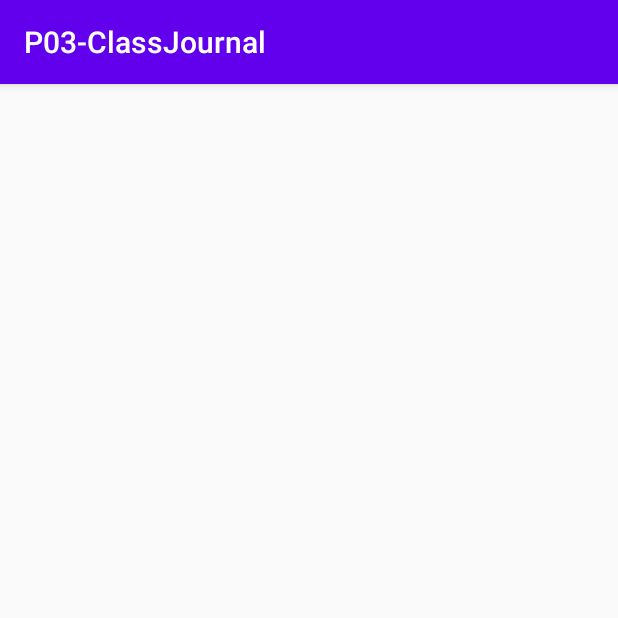
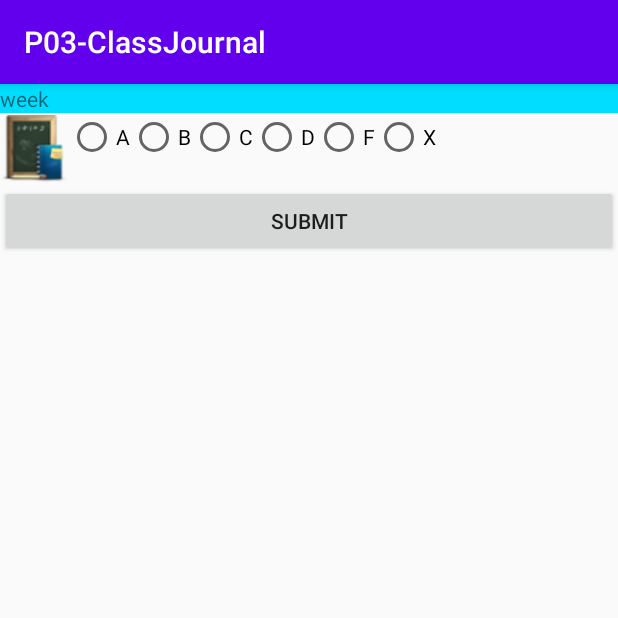
Before and after one commit to xinyi0526/P03-ClassJournal, an Android app: the DetailsActivity screen opened directly, with no data from a screen before it, after a tap on "ADD", on a phone screen of 412 x 824 dp, the top half of it. Run offline under Robolectric (Android 15) with nearby library versions, the phone set to English and light mode, and no system bars; 1 statement that could not run was skipped.

Commit message:
Submission2

```diff
--- a/app/src/main/java/com/myapplicationdev/android/p03_classjournal/DailyCAAdapter.java
+++ b/app/src/main/java/com/myapplicationdev/android/p03_classjournal/DailyCAAdapter.java
@@ -39,7 +39,7 @@ public class DailyCAAdapter extends ArrayAdapter<DailyCA> {
 
         DailyCA currentDailyCA = dailyCA.get(position);
         tvDG.setText(currentDailyCA.getDgGrade());
-        tvWeek.setText(currentDailyCA.getWeek());
+        tvWeek.setText(""+currentDailyCA.getWeek());
         ivDG.setImageResource(R.drawable.dg);
         return rowView;
     }
--- a/app/src/main/java/com/myapplicationdev/android/p03_classjournal/DetailsActivity.java
+++ b/app/src/main/java/com/myapplicationdev/android/p03_classjournal/DetailsActivity.java
@@ -18,24 +18,28 @@ public class DetailsActivity extends AppCompatActivity {
     ArrayAdapter aa;
     ArrayList<DailyCA> dailyCA;
     Button btnInfo,btnAdd,btnEmail;
-
+    String moduleCode;
+    String emailBody;
     @Override
     protected void onCreate(Bundle savedInstanceState) {
         super.onCreate(savedInstanceState);
         setContentView(R.layout.activity_details);
 
-        lv = (ListView) findViewById(R.id.lvModuleCode);
+        lv = (ListView) findViewById(R.id.lvDailyGrades);
         dailyCA = new ArrayList<DailyCA>();
-        dailyCA.add(new DailyCA("A",1));
-        dailyCA.add(new DailyCA("B",2));
-        dailyCA.add(new DailyCA("C",3));
+        dailyCA.add(new DailyCA("B",1));
+        dailyCA.add(new DailyCA("C",2));
+        dailyCA.add(new DailyCA("A",3));
         btnInfo = (Button) this.findViewById(R.id.buttonInfo);
         btnAdd = (Button) this.findViewById(R.id.buttonAdd);
         btnEmail = (Button) this.findViewById(R.id.buttonEmail);
 
         Intent i = getIntent();
-        DailyCA module = (DailyCA) i.getSerializableExtra("classdetails");
-        final String femail = i.getStringExtra("email");
+        String faciEmail = i.getStringExtra("email");
+        moduleCode = i.getStringExtra("moduleCode");
+        setTitle("Info for " + moduleCode);
+
+        final String one = faciEmail.toString();
 
 
         aa = new DailyCAAdapter(this,R.layout.row,dailyCA);
@@ -61,10 +65,14 @@ public class DetailsActivity extends AppCompatActivity {
         btnEmail.setOnClickListener(new View.OnClickListener() {
             @Override
             public void onClick(View v) {
+                int count = dailyCA.size();
+                for(int x = 0; x<count;x++){
+                    DailyCA cd = dailyCA.get(x);
+                    emailBody += "Week " + cd.getWeek() + " DG " + cd.getDgGrade() +"\n";
+                }
                 Intent email = new Intent(Intent.ACTION_SEND);
-                email.putExtra(Intent.EXTRA_EMAIL,new String[]{femail});
-                email.putExtra(Intent.EXTRA_TEXT,"Hi faci, I am ... Please see my remarks so far,thank you!");
-                email.putExtra("dailyCA",DetailsActivity.this.getClass());
+                email.putExtra(Intent.EXTRA_EMAIL,new String[]{one});
+                email.putExtra(Intent.EXTRA_TEXT,"Hi faci, \nI am ...\n Please see my remarks so far, Thank you!\n"  + emailBody);
                 email.setType("message/rfc822");
                 startActivity(Intent.createChooser(email,"Choose an Email client:"));
             }
--- a/app/src/main/java/com/myapplicationdev/android/p03_classjournal/MainActivity.java
+++ b/app/src/main/java/com/myapplicationdev/android/p03_classjournal/MainActivity.java
@@ -16,7 +16,7 @@ public class MainActivity extends AppCompatActivity {
     ArrayList<String> moduleList;
     ListView lv;
     ArrayAdapter<String> aa;
-    ArrayList<DailyCA> dailyCA;
+    ArrayList<DailyCA> dailyCA = new ArrayList<DailyCA>();
 
     @Override
     protected void onCreate(Bundle savedInstanceState) {
@@ -29,7 +29,9 @@ public class MainActivity extends AppCompatActivity {
         moduleList.add("C347");
 
 
-        aa = new ArrayAdapter<>(this,android.R.layout.simple_list_item_1,moduleList);
+
+
+        aa = new ArrayAdapter<String>(this,android.R.layout.simple_list_item_1,moduleList);
         lv.setAdapter(aa);
 
         lv.setOnItemClickListener(new AdapterView.OnItemClickListener() {
--- a/app/src/main/res/layout/activity_add_week.xml
+++ b/app/src/main/res/layout/activity_add_week.xml
@@ -1,9 +1,94 @@
 <?xml version="1.0" encoding="utf-8"?>
-<androidx.constraintlayout.widget.ConstraintLayout xmlns:android="http://schemas.android.com/apk/res/android"
+<LinearLayout xmlns:android="http://schemas.android.com/apk/res/android"
     xmlns:app="http://schemas.android.com/apk/res-auto"
-    xmlns:tools="http://schemas.android.com/tools"
     android:layout_width="match_parent"
     android:layout_height="match_parent"
-    tools:context=".AddWeek">
+    android:orientation="vertical">
 
-</androidx.constraintlayout.widget.ConstraintLayout>
+    <TextView
+        android:id="@+id/tvWeek"
+        android:layout_width="match_parent"
+        android:layout_height="wrap_content"
+        android:background="@android:color/holo_blue_bright"
+        android:gravity="left"
+        android:text="week" />
+
+    <LinearLayout
+        android:layout_width="match_parent"
+        android:layout_height="wrap_content"
+        android:orientation="horizontal">
+
+        <ImageView
+            android:id="@+id/iv"
+            android:layout_width="90dp"
+            android:layout_height="wrap_content"
+            android:layout_weight="1"
+            app:srcCompat="@drawable/dg" />
+
+        <LinearLayout
+            android:layout_width="match_parent"
+            android:layout_height="match_parent"
+            android:layout_weight="1"
+            android:orientation="vertical">
+
+            <RadioGroup
+                android:layout_width="wrap_content"
+                android:layout_height="match_parent"
+                android:orientation="horizontal">
+
+                <RadioButton
+                    android:id="@+id/radioButtonA"
+                    android:layout_width="match_parent"
+                    android:layout_height="wrap_content"
+                    android:text="A" />
+
+                <RadioButton
+                    android:id="@+id/radioButtonB"
+                    android:layout_width="match_parent"
+                    android:layout_height="wrap_content"
+                    android:text="B" />
+
+                <RadioButton
+                    android:id="@+id/radioButtonC"
+                    android:layout_width="match_parent"
+                    android:layout_height="wrap_content"
+                    android:text="C" />
+
+                <RadioButton
+                    android:id="@+id/radioButtonD"
+                    android:layout_width="match_parent"
+                    android:layout_height="wrap_content"
+                    android:text="D" />
+
+                <RadioButton
+                    android:id="@+id/radioButtonF"
+                    android:layout_width="wrap_content"
+                    android:layout_height="wrap_content"
+                    android:layout_weight="1"
+                    android:text="F" />
+
+                <RadioButton
+                    android:id="@+id/radioButtonX"
+                    android:layout_width="match_parent"
+                    android:layout_height="wrap_content"
+                    android:text="X" />
+            </RadioGroup>
+
+            <TextView
+                android:id="@+id/DG"
+                android:layout_width="match_parent"
+                android:layout_height="wrap_content"
+                android:text="DG"
+                android:textColor="#FF9800" />
+
+        </LinearLayout>
+
+    </LinearLayout>
+
+    <Button
+        android:id="@+id/buttonSubmit"
+        android:layout_width="match_parent"
+        android:layout_height="wrap_content"
+        android:text="Submit" />
+
+</LinearLayout>
```
